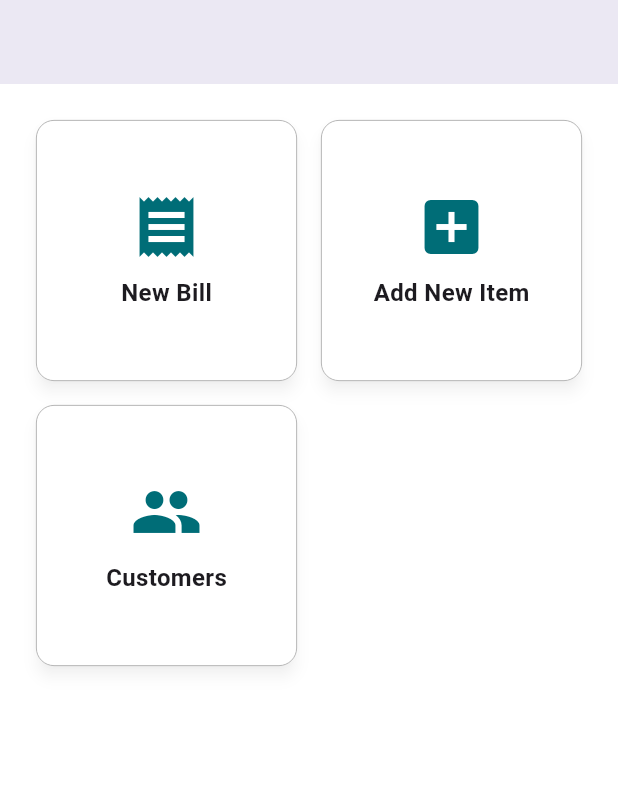
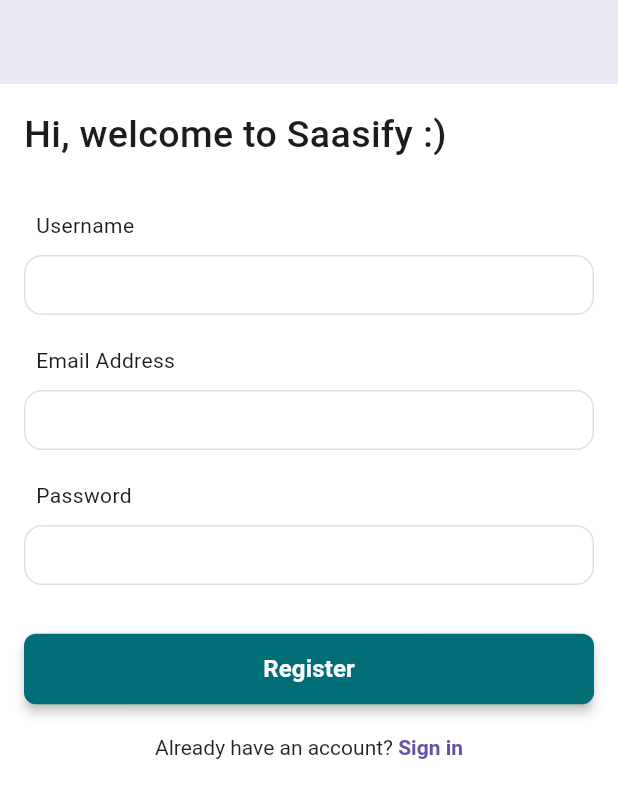
Before and after one commit to craftedbyaditya/saasify, a Flutter app: the screen it shows after launch, on a phone screen of 412 x 824 dp. Shown: the top 798 px of the screen. Run offline on Flutter 3.47's test engine with Material 3 defaults, Android fonts, the phone set to English and light mode, and no system bars; our stand-ins replace flutter_dotenv, open_file, shared_preferences, supabase_flutter; missing offline and left inert: gsheets; accounts and stored records are empty; project files that could hold a hidden picture were left out.

Commit message:
Supabase : Login and Sign Up

```diff
--- /dev/null
+++ b/lib/bloc/authentication/authentication_bloc.dart
@@ -0,0 +1,63 @@
+import 'package:flutter/material.dart';
+import 'package:saasify_lite/cache/cache_servives.dart';
+import 'package:supabase_flutter/supabase_flutter.dart';
+
+class AuthenticationBloc {
+  final SupabaseClient _supabase = Supabase.instance.client;
+
+  Future<void> authenticate({
+    required String email,
+    required String password,
+    required bool isSignUp,
+    required BuildContext context,
+    required TextEditingController? usernameController,
+    required Function(bool) setLoading,
+  }) async {
+    if (email.isEmpty || password.isEmpty) {
+      ScaffoldMessenger.of(context).showSnackBar(
+        const SnackBar(content: Text('Please fill in all fields')),
+      );
+      return;
+    }
+
+    setLoading(true);
+
+    try {
+      if (isSignUp) {
+        final response = await _supabase.auth.signUp(
+          email: email.trim(),
+          password: password.trim(),
+          data: {'username': usernameController?.text.trim()},
+        );
+
+        if (response.user != null) {
+          await CacheService().saveLoginDetails(
+            email: email.trim(),
+            password: password.trim(),
+          );
+          Navigator.pushReplacementNamed(context, '/dashboard');
+        }
+      } else {
+        final response = await _supabase.auth.signInWithPassword(
+          email: email.trim(),
+          password: password.trim(),
+        );
+
+        if (response.user != null) {
+          await CacheService().saveLoginDetails(
+            email: email.trim(),
+            password: password.trim(),
+          );
+          Navigator.pushReplacementNamed(context, '/dashboard');
+        }
+      }
+    } catch (e) {
+      print('❗ Error: $e');
+      ScaffoldMessenger.of(context).showSnackBar(
+        SnackBar(content: Text('Error: $e')),
+      );
+    } finally {
+      setLoading(false);
+    }
+  }
+}
--- /dev/null
+++ b/lib/cache/cache_servives.dart
@@ -0,0 +1,41 @@
+import 'package:shared_preferences/shared_preferences.dart';
+
+class CacheService {
+  static const String _keyEmail = 'email';
+  static const String _keyPassword = 'password';
+  static const String _keyIsLoggedIn = 'is_logged_in';
+
+  // Save Login Details
+  Future<void> saveLoginDetails({required String email, required String password}) async {
+    final prefs = await SharedPreferences.getInstance();
+    await prefs.setString(_keyEmail, email);
+    await prefs.setString(_keyPassword, password); // Consider encrypting passwords in production
+    await prefs.setBool(_keyIsLoggedIn, true);
+  }
+
+  // Get Login Details
+  Future<Map<String, String>?> getLoginDetails() async {
+    final prefs = await SharedPreferences.getInstance();
+    final email = prefs.getString(_keyEmail);
+    final password = prefs.getString(_keyPassword);
+
+    if (email != null && password != null) {
+      return {'email': email, 'password': password};
+    }
+    return null;
+  }
+
+  // Check if User is Logged In
+  Future<bool> isLoggedIn() async {
+    final prefs = await SharedPreferences.getInstance();
+    return prefs.getBool(_keyIsLoggedIn) ?? false;
+  }
+
+  // Clear Login Details
+  Future<void> clearLoginDetails() async {
+    final prefs = await SharedPreferences.getInstance();
+    await prefs.remove(_keyEmail);
+    await prefs.remove(_keyPassword);
+    await prefs.setBool(_keyIsLoggedIn, false);
+  }
+}
--- a/lib/main.dart
+++ b/lib/main.dart
@@ -6,24 +6,33 @@
 import 'package:saasify_lite/constants/strings.dart';
 import 'package:saasify_lite/constants/theme.dart';
 import 'package:saasify_lite/gServices/g_sheet_services.dart';
+import 'package:saasify_lite/screens/authentication/authentication_screen.dart';
 import 'package:saasify_lite/screens/customers/add_customer_screen.dart';
 import 'package:saasify_lite/screens/dashboard/dashboard_screen.dart';
 import 'package:saasify_lite/screens/inventory/add_new_item.dart';
 import 'package:saasify_lite/screens/pos/checkout_screen.dart';
 import 'package:saasify_lite/screens/pos/payment_screen.dart';
 import 'package:saasify_lite/screens/pos/pos_screen.dart';
+import 'package:supabase_flutter/supabase_flutter.dart';
 
-import 'gServices/g_sheet_config.dart';
+import 'cache/cache_servives.dart' show CacheService;
 
 void main() async {
   WidgetsFlutterBinding.ensureInitialized();
-  await GSheetsConfig.loadConfig();
+  await Supabase.initialize(
+    url: 'https://dexuhsqkmdvisfhwjbwp.supabase.co',
+    anonKey:
+        'eyJhbGciOiJIUzI1NiIsInR5cCI6IkpXVCJ9.eyJpc3MiOiJzdXBhYmFzZSIsInJlZiI6ImRleHVoc3FrbWR2aXNmaHdqYndwIiwicm9sZSI6ImFub24iLCJpYXQiOjE3NDE2MjczMTAsImV4cCI6MjA1NzIwMzMxMH0.Th0FU0J6B1P8FmI7DlV3l9XmLNcbsNG5rPFbubTdAac',
+  );
+  final isLoggedIn = await CacheService().isLoggedIn();
 
-  runApp(const MyApp());
+  runApp(MyApp(isLoggedIn: isLoggedIn));
 }
 
 class MyApp extends StatelessWidget {
-  const MyApp({super.key});
+  final bool isLoggedIn;
+
+  const MyApp({super.key, required this.isLoggedIn});
 
   @override
   Widget build(BuildContext context) {
@@ -32,8 +41,9 @@
       theme: AppTheme.lightTheme,
       initialRoute: '/',
       routes: {
-        '/': (context) => const DashboardScreen(),
-        '/new-bill': (context) => PosScreen(), // Define NewBillScreen
+        '/': (context) => (isLoggedIn) ? DashboardScreen() : AuthScreen(),
+        '/dashboard': (context) => DashboardScreen(),
+        '/new-bill': (context) => PosScreen(),
         '/add-new-item': (context) => const AddNewItemScreen(),
         '/payment':
             (context) =>
@@ -41,8 +51,8 @@
         '/checkout':
             (context) =>
                 const CheckoutScreen(selectedProducts: [], totalAmount: 00.00),
-        '/add-customers':
-            (context) => AddCustomerScreen(), // Define CustomersScreen
+        '/add-customers': (context) => AddCustomerScreen(),
+        // Define CustomersScreen
       },
     );
   }
--- /dev/null
+++ b/lib/screens/authentication/authentication_screen.dart
@@ -0,0 +1,148 @@
+import 'package:flutter/material.dart';
+import 'package:saasify_lite/constants/dimensions.dart';
+import 'package:saasify_lite/widgets/custom_button.dart';
+import 'package:saasify_lite/widgets/custom_textfield.dart';
+
+import '../../bloc/authentication/authentication_bloc.dart';
+
+class AuthScreen extends StatefulWidget {
+  final bool isSignUp;
+  const AuthScreen({super.key, this.isSignUp = true});
+
+  @override
+  State<AuthScreen> createState() => _AuthScreenState();
+}
+
+class _AuthScreenState extends State<AuthScreen> {
+  final _formKey = GlobalKey<FormState>();
+  final TextEditingController _emailController = TextEditingController();
+  final TextEditingController _passwordController = TextEditingController();
+  final TextEditingController _usernameController = TextEditingController();
+
+  final AuthenticationBloc _authBloc = AuthenticationBloc();
+  bool _isLoading = false;
+
+  void _setLoading(bool value) {
+    setState(() => _isLoading = value);
+  }
+
+  @override
+  Widget build(BuildContext context) {
+    return Scaffold(
+      appBar: AppBar(backgroundColor: Colors.white),
+      body: SingleChildScrollView(
+        child: Padding(
+          padding: const EdgeInsets.all(AppDimensions.paddingMedium),
+          child: Form(
+            key: _formKey,
+            child: Column(
+              crossAxisAlignment: CrossAxisAlignment.start,
+              children: [
+                Text(
+                  widget.isSignUp
+                      ? 'Hi, welcome to Saasify :)'
+                      : 'Welcome back to Saasify!',
+                  style: const TextStyle(
+                    fontSize: 25,
+                    fontWeight: FontWeight.w500,
+                  ),
+                ),
+                SizedBox(height: AppDimensions.marginLarge),
+
+                if (widget.isSignUp)
+                  CustomTextField(
+                    label: 'Username',
+                    controller: _usernameController,
+                    validator: (value) =>
+                    value == null || value.isEmpty ? 'Please enter your username' : null,
+                  ),
+                const SizedBox(height: 20),
+
+                CustomTextField(
+                  label: 'Email Address',
+                  controller: _emailController,
+                  validator: (value) {
+                    if (value == null || value.isEmpty) {
+                      return 'Please enter your email';
+                    } else if (!RegExp(
+                      r'^[a-zA-Z0-9._%+-]+@[a-zA-Z0-9.-]+\.[a-zA-Z]{2,}$',
+                    ).hasMatch(value)) {
+                      return 'Please enter a valid email';
+                    }
+                    return null;
+                  },
+                ),
+                const SizedBox(height: 20),
+
+                CustomTextField(
+                  label: 'Password',
+                  controller: _passwordController,
+                  obscureText: true,
+                  validator: (value) {
+                    if (value == null || value.isEmpty) {
+                      return 'Please enter your password';
+                    } else if (value.length < 6) {
+                      return 'Password must be at least 6 characters long';
+                    }
+                    return null;
+                  },
+                ),
+
+                const SizedBox(height: AppDimensions.marginLarge),
+
+                (_isLoading)
+                    ? const Center(child: CircularProgressIndicator())
+                    : CustomElevatedButton(
+                  text: widget.isSignUp ? 'Register' : 'Sign In',
+                  onTap: () => _authBloc.authenticate(
+                    email: _emailController.text.trim(),
+                    password: _passwordController.text.trim(),
+                    isSignUp: widget.isSignUp,
+                    context: context,
+                    usernameController: widget.isSignUp
+                        ? _usernameController
+                        : null,
+                    setLoading: _setLoading,
+                  ),
+                ),
+
+                const SizedBox(height: 20),
+
+                Center(
+                  child: GestureDetector(
+                    onTap: () {
+                      Navigator.pushReplacement(
+                        context,
+                        MaterialPageRoute(
+                          builder: (context) =>
+                              AuthScreen(isSignUp: !widget.isSignUp),
+                        ),
+                      );
+                    },
+                    child: RichText(
+                      text: TextSpan(
+                        text: widget.isSignUp
+                            ? "Already have an account? "
+                            : "Don't have an account? ",
+                        style: const TextStyle(color: Colors.black87),
+                        children: [
+                          TextSpan(
+                            text: widget.isSignUp ? "Sign in" : "Sign up",
+                            style: TextStyle(
+                              color: Theme.of(context).primaryColor,
+                              fontWeight: FontWeight.bold,
+                            ),
+                          ),
+                        ],
+                      ),
+                    ),
+                  ),
+                ),
+              ],
+            ),
+          ),
+        ),
+      ),
+    );
+  }
+}
--- a/pubspec.yaml
+++ b/pubspec.yaml
@@ -45,6 +45,7 @@
   flutter_dotenv:
   cupertino_icons: ^1.0.8
   googleapis_auth: ^1.0.0
+  supabase_flutter:
   shared_preferences: ^2.2.2
 
 dev_dependencies:
```
Also changed, not shown: pubspec.lock, 5 other files.
